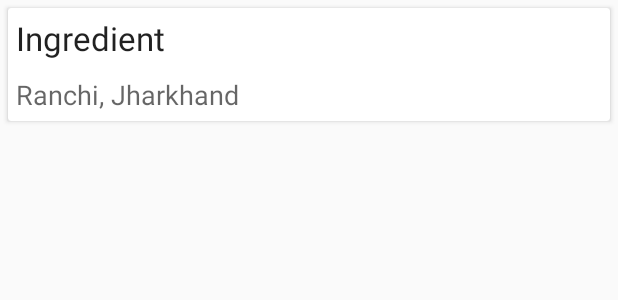
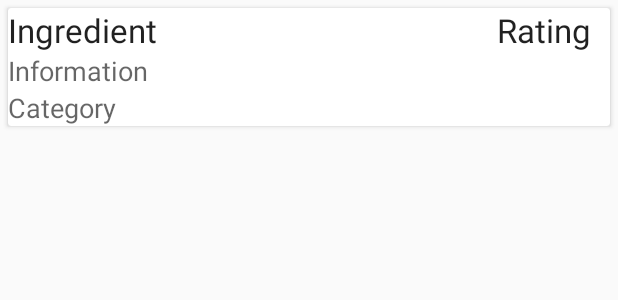
Before and after one commit to mustafaozhan/CosmeticScan, an Android app: the layout row.xml on its own in the app's theme, with its tools: preview values and no code run, on a phone screen of 412 x 824 dp. Shown: the top 300 px of the screen. Run offline under Robolectric (Android 15) with nearby library versions, the phone set to English and light mode, and no system bars.

```diff
--- a/app/src/main/java/mustafaozhan/github/com/cosmeticscan/ui/adapters/IngredientAdapter.kt
+++ b/app/src/main/java/mustafaozhan/github/com/cosmeticscan/ui/adapters/IngredientAdapter.kt
@@ -31,6 +31,9 @@ class IngredientAdapter(val ingredientList: List<Ingredient>) :
         fun bindForecast(ingredient: Ingredient) {
 
             itemView.txtName.text = ingredient.name
+            itemView.txtInformation.text=ingredient.information
+            itemView.txtCategory.text=ingredient.category
+            itemView.txtRating.text=ingredient.rating
 
 
         }
--- a/app/src/main/res/layout/fragment_camera.xml
+++ b/app/src/main/res/layout/fragment_camera.xml
@@ -23,11 +23,12 @@
             android:layout_centerVertical="true" />
 
         <TextView
+            android:gravity="center"
             android:id="@+id/txtScan"
-            android:layout_width="wrap_content"
+            android:layout_width="200sp"
             android:layout_height="wrap_content"
             android:textColor="@android:color/white"
-            android:textSize="15sp"
+            android:textSize="13sp"
             android:layout_centerVertical="true"
             android:layout_centerHorizontal="true" />
 
--- a/app/src/main/res/layout/row.xml
+++ b/app/src/main/res/layout/row.xml
@@ -10,7 +10,7 @@
         android:layout_height="wrap_content"
         android:layout_margin="5dp">
 
-        <LinearLayout
+        <RelativeLayout
             android:layout_width="match_parent"
             android:layout_height="wrap_content"
             android:orientation="vertical">
@@ -19,18 +19,48 @@
                 android:id="@+id/txtName"
                 android:layout_width="match_parent"
                 android:layout_height="wrap_content"
-                android:padding="5dp"
+                android:layout_alignParentLeft="true"
+                android:layout_alignParentStart="true"
+                android:layout_alignParentTop="true"
+                android:layout_toLeftOf="@+id/txtRating"
+                android:layout_toStartOf="@+id/txtRating"
                 android:text="Ingredient"
                 android:textAppearance="@style/Base.TextAppearance.AppCompat.Large" />
 
             <TextView
-                android:id="@+id/txtDesciription"
+                android:id="@+id/txtRating"
+                android:layout_width="75sp"
+                android:layout_height="wrap_content"
+
+                android:layout_above="@+id/txtInformation"
+                android:layout_alignParentEnd="true"
+                android:layout_alignParentRight="true"
+                android:layout_alignParentTop="true"
+                android:text="Rating"
+                android:textAppearance="@style/Base.TextAppearance.AppCompat.Large" />
+
+            <TextView
+                android:id="@+id/txtInformation"
                 android:layout_width="match_parent"
                 android:layout_height="wrap_content"
-                android:padding="5dp"
-                android:text="Ranchi, Jharkhand"
+                android:layout_alignParentLeft="true"
+                android:layout_alignParentStart="true"
+                android:layout_below="@+id/txtName"
+
+                android:text="Information"
                 android:textAppearance="@style/Base.TextAppearance.AppCompat.Medium" />
-        </LinearLayout>
+
+            <TextView
+                android:id="@+id/txtCategory"
+                android:layout_width="match_parent"
+                android:layout_height="wrap_content"
+
+                android:layout_alignParentLeft="true"
+                android:layout_alignParentStart="true"
+                android:layout_below="@+id/txtInformation"
+                android:text="Category"
+                android:textAppearance="@style/Base.TextAppearance.AppCompat.Medium" />
+        </RelativeLayout>
     </android.support.v7.widget.CardView>
 
 </LinearLayout>
```
Also changed, not shown: app/src/main/java/mustafaozhan/github/com/cosmeticscan/common/model/MyDatabaseOpenHelper.kt (+2 -7 lines), app/src/main/java/mustafaozhan/github/com/cosmeticscan/ui/activities/IngredientsActivity.kt (+29 -10 lines), app/src/main/java/mustafaozhan/github/com/cosmeticscan/ui/fragments/CameraFragment.kt (+11 -8 lines).
